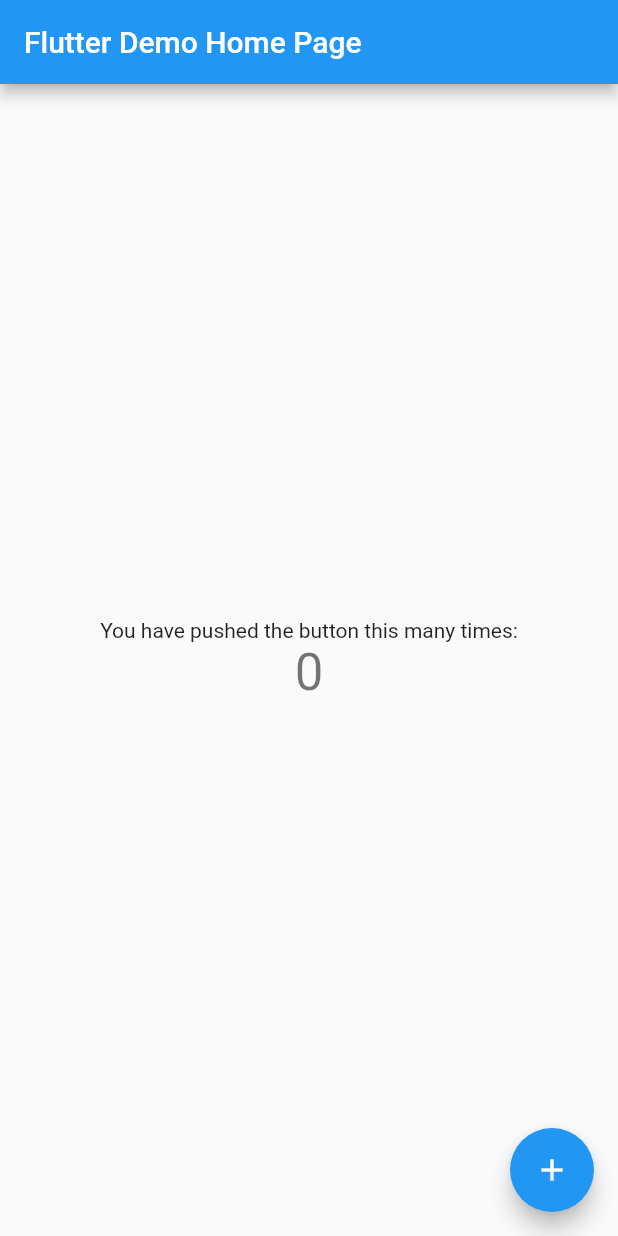
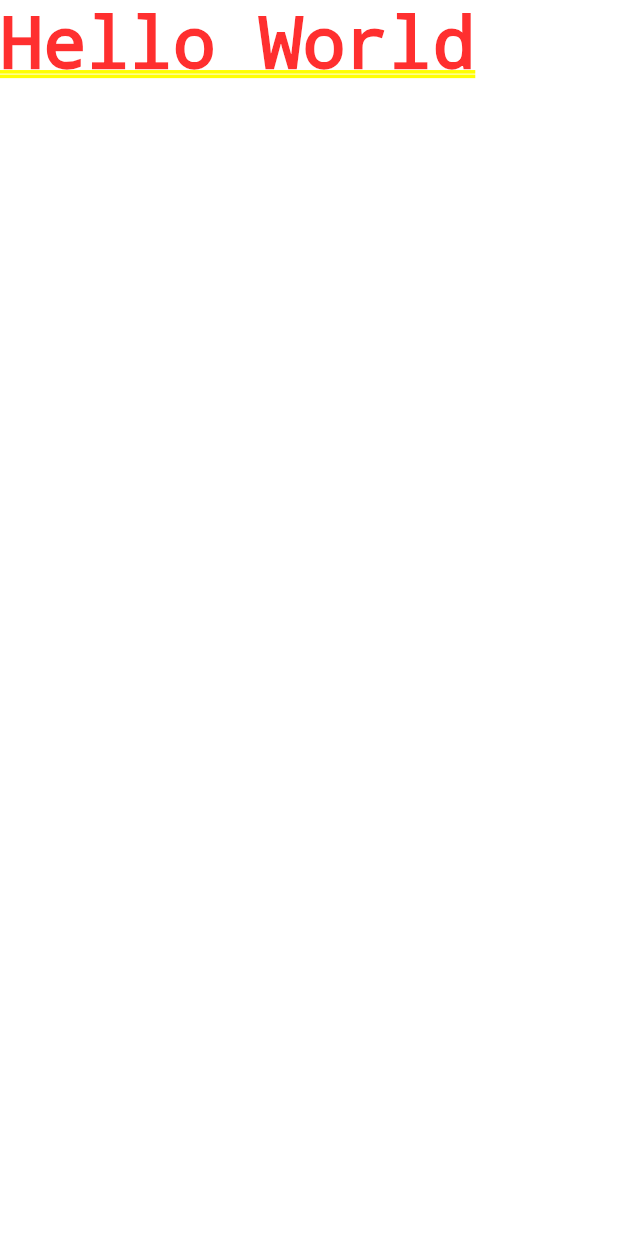
Before and after one commit to PhatDinh/TutorApp, a Flutter app: the screen it shows after launch, on a phone screen of 412 x 824 dp. Run offline on Flutter 3.47's test engine with Material 2 defaults, Android fonts, the light colour scheme and no system bars.

Commit message:
Update main.dart

```diff
--- a/tutor_app/lib/main.dart
+++ b/tutor_app/lib/main.dart
@@ -13,15 +13,6 @@
     return MaterialApp(
       title: 'Flutter Demo',
       theme: ThemeData(
-        // This is the theme of your application.
-        //
-        // Try running your application with "flutter run". You'll see the
-        // application has a blue toolbar. Then, without quitting the app, try
-        // changing the primarySwatch below to Colors.green and then invoke
-        // "hot reload" (press "r" in the console where you ran "flutter run",
-        // or simply save your changes to "hot reload" in a Flutter IDE).
-        // Notice that the counter didn't reset back to zero; the application
-        // is not restarted.
         primarySwatch: Colors.blue,
       ),
       home: const MyHomePage(title: 'Flutter Demo Home Page'),
@@ -32,15 +23,6 @@
 class MyHomePage extends StatefulWidget {
   const MyHomePage({Key? key, required this.title}) : super(key: key);
 
-  // This widget is the home page of your application. It is stateful, meaning
-  // that it has a State object (defined below) that contains fields that affect
-  // how it looks.
-
-  // This class is the configuration for the state. It holds the values (in this
-  // case the title) provided by the parent (in this case the App widget) and
-  // used by the build method of the State. Fields in a Widget subclass are
-  // always marked "final".
-
   final String title;
 
   @override
@@ -48,19 +30,6 @@
 }
 
 class _MyHomePageState extends State<MyHomePage> {
-  int _counter = 0;
-
-  void _incrementCounter() {
-    setState(() {
-      // This call to setState tells the Flutter framework that something has
-      // changed in this State, which causes it to rerun the build method below
-      // so that the display can reflect the updated values. If we changed
-      // _counter without calling setState(), then the build method would not be
-      // called again, and so nothing would appear to happen.
-      _counter++;
-    });
-  }
-
   @override
   Widget build(BuildContext context) {
     // This method is rerun every time setState is called, for instance as done
@@ -69,47 +38,6 @@
     // The Flutter framework has been optimized to make rerunning build methods
     // fast, so that you can just rebuild anything that needs updating rather
     // than having to individually change instances of widgets.
-    return Scaffold(
-      appBar: AppBar(
-        // Here we take the value from the MyHomePage object that was created by
-        // the App.build method, and use it to set our appbar title.
-        title: Text(widget.title),
-      ),
-      body: Center(
-        // Center is a layout widget. It takes a single child and positions it
-        // in the middle of the parent.
-        child: Column(
-          // Column is also a layout widget. It takes a list of children and
-          // arranges them vertically. By default, it sizes itself to fit its
-          // children horizontally, and tries to be as tall as its parent.
-          //
-          // Invoke "debug painting" (press "p" in the console, choose the
-          // "Toggle Debug Paint" action from the Flutter Inspector in Android
-          // Studio, or the "Toggle Debug Paint" command in Visual Studio Code)
-          // to see the wireframe for each widget.
-          //
-          // Column has various properties to control how it sizes itself and
-          // how it positions its children. Here we use mainAxisAlignment to
-          // center the children vertically; the main axis here is the vertical
-          // axis because Columns are vertical (the cross axis would be
-          // horizontal).
-          mainAxisAlignment: MainAxisAlignment.center,
-          children: <Widget>[
-            const Text(
-              'You have pushed the button this many times:',
-            ),
-            Text(
-              '$_counter',
-              style: Theme.of(context).textTheme.headline4,
-            ),
-          ],
-        ),
-      ),
-      floatingActionButton: FloatingActionButton(
-        onPressed: _incrementCounter,
-        tooltip: 'Increment',
-        child: const Icon(Icons.add),
-      ), // This trailing comma makes auto-formatting nicer for build methods.
-    );
+    return const Text("Hello World");
   }
 }
```
